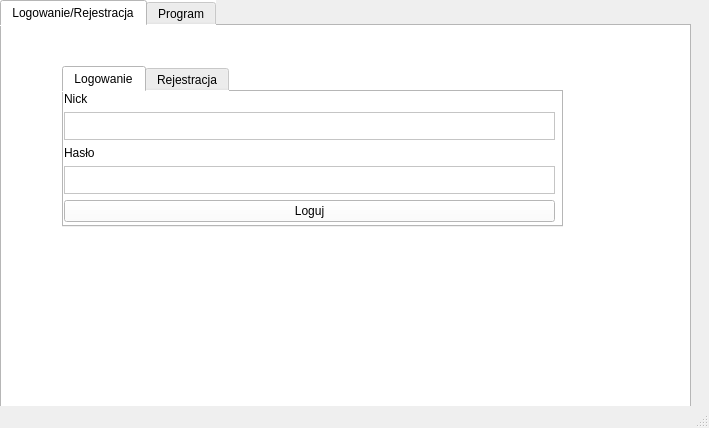
First picture: the form in mainwindow.ui, repository Wasgo097/System_programming_Project, before the edit.
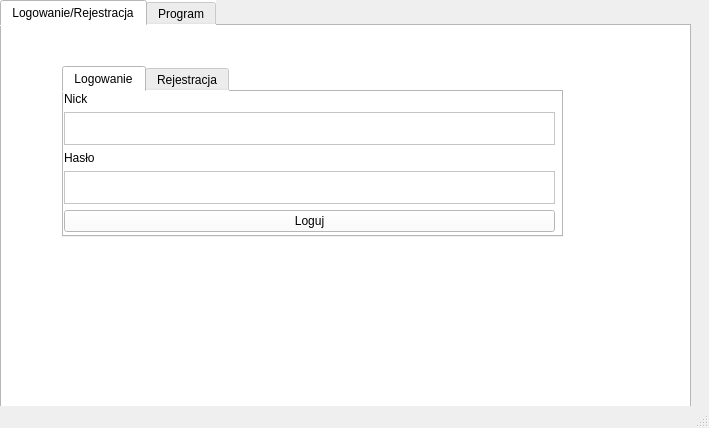
Second picture: the form after the edit. The open tabs and pages were chosen to show the change.

Patch:
```diff
--- a/mainwindow.ui
+++ b/mainwindow.ui
@@ -13,6 +13,9 @@
   <property name="windowTitle">
    <string>MainWindow</string>
   </property>
+  <property name="styleSheet">
+   <string notr="true"/>
+  </property>
   <widget class="QWidget" name="centralwidget">
    <widget class="QWidget" name="gridLayoutWidget">
     <property name="geometry">
@@ -43,7 +46,7 @@
            <x>60</x>
            <y>40</y>
            <width>501</width>
-           <height>161</height>
+           <height>171</height>
           </rect>
          </property>
          <property name="currentIndex">
@@ -59,7 +62,7 @@
              <x>0</x>
              <y>0</y>
              <width>491</width>
-             <height>131</height>
+             <height>141</height>
             </rect>
            </property>
            <layout class="QGridLayout" name="gridLayout_2">
@@ -87,6 +90,9 @@
               </item>
               <item>
                <widget class="QPushButton" name="btn_login">
+                <property name="styleSheet">
+                 <string notr="true"/>
+                </property>
                 <property name="text">
                  <string>Loguj</string>
                 </property>
```
Left out of the diff: 6 changed lines with no effect on the pictures.
